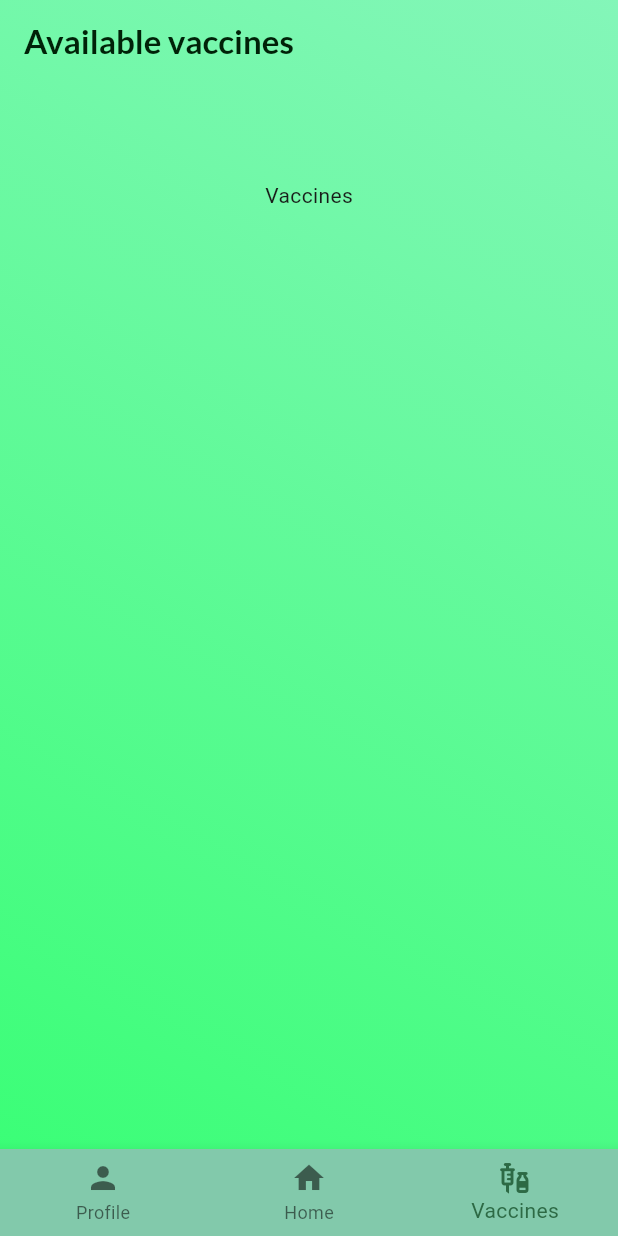
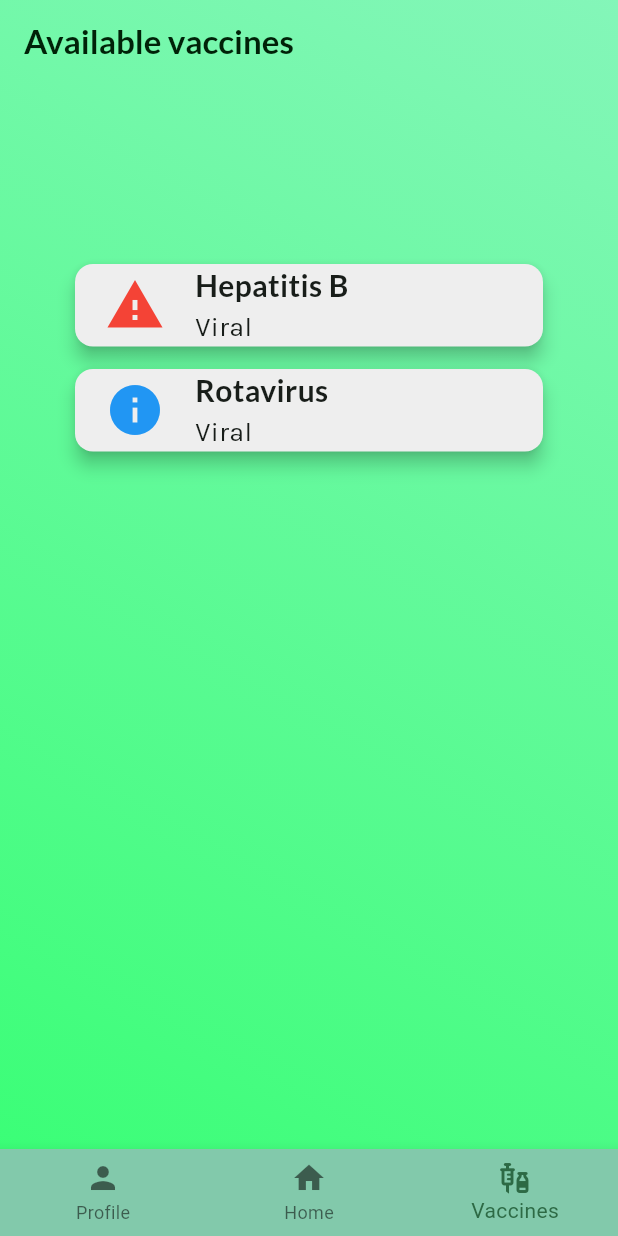
Before and after one commit to IgnacyBerent/Flutter-Vaccination_Managment_App, a Flutter app: the screen it shows after launch, item 3 of the bottom bar chosen, on a phone screen of 412 x 824 dp. Run offline on Flutter 3.47's test engine with Material 3 defaults, Android fonts, the phone set to English and light mode, and no system bars; our stand-ins replace google_fonts.

Commit message:
Adding vaccine model

```diff
--- /dev/null
+++ b/lib/models/vaccine.dart
@@ -0,0 +1,65 @@
+enum Status {
+  obligatory,
+  recommended,
+}
+
+enum IntervalType {
+  days,
+  weeks,
+  months,
+  years,
+}
+
+class Vaccine {
+  final String name;
+  final String type;
+  final Status status;
+  final int numberOfDoses;
+  final List<int> intervals;
+  final IntervalType intervalType;
+
+  Vaccine({
+    required this.name,
+    required this.type,
+    required this.status,
+    required this.numberOfDoses,
+    required this.intervals,
+    required this.intervalType,
+  });
+}
+
+Vaccine vaccineFromJson(Map<String, dynamic> json) {
+  return Vaccine(
+    name: json['name'],
+    type: json['type'],
+    status:
+        json['status'] == 'obligatory' ? Status.obligatory : Status.recommended,
+    numberOfDoses: json['numberOfDoses'],
+    intervals: List<int>.from(json['intervals']),
+    intervalType: json['intervalType'] == 'days'
+        ? IntervalType.days
+        : json['intervalType'] == 'weeks'
+            ? IntervalType.weeks
+            : json['intervalType'] == 'months'
+                ? IntervalType.months
+                : IntervalType.years,
+  );
+}
+
+Map<String, dynamic> vaccineToJson(Vaccine vaccine) {
+  return {
+    'name': vaccine.name,
+    'type': vaccine.type,
+    'status':
+        vaccine.status == Status.obligatory ? 'obligatory' : 'recommended',
+    'numberOfDoses': vaccine.numberOfDoses,
+    'intervals': vaccine.intervals,
+    'intervalType': vaccine.intervalType == IntervalType.days
+        ? 'days'
+        : vaccine.intervalType == IntervalType.weeks
+            ? 'weeks'
+            : vaccine.intervalType == IntervalType.months
+                ? 'months'
+                : 'years',
+  };
+}
--- /dev/null
+++ b/lib/views/home/vaccines/vaccine_item.dart
@@ -0,0 +1,91 @@
+import 'package:flutter/material.dart';
+import 'package:google_fonts/google_fonts.dart';
+import 'package:vaccination_managment_app/models/vaccine.dart';
+
+class VaccineItem extends StatelessWidget {
+  final Vaccine vaccine;
+
+  const VaccineItem(this.vaccine, {Key? key}) : super(key: key);
+
+  @override
+  Widget build(BuildContext context) {
+    return InkWell(
+      onTap: () async {
+        // show info about dosage and buttons to add to calendar
+        return showDialog(
+          context: context,
+          builder: (context) {
+            return AlertDialog(
+              title: Text(vaccine.name),
+              content: Column(
+                mainAxisSize: MainAxisSize.min,
+                children: [
+                  Text('Type: ${vaccine.type}'),
+                  Text('Status: ${vaccine.status.name}'),
+                  Text('Number of doses: ${vaccine.numberOfDoses}'),
+                  Text('Intervals: ${vaccine.intervals.join(', ')}'),
+                  Text('Interval type: ${vaccine.intervalType.name}'),
+                ],
+              ),
+              actions: [
+                TextButton(
+                  onPressed: () {
+                    // add to calendar
+                  },
+                  child: const Text('Add to calendar'),
+                ),
+                const Spacer(),
+                TextButton(
+                  onPressed: () {
+                    Navigator.of(context).pop();
+                  },
+                  child: const Text('Close'),
+                ),
+              ],
+            );
+          },
+        );
+      },
+      child: Card(
+        color: Colors.grey[200],
+        margin: const EdgeInsets.only(bottom: 15),
+        shadowColor: Colors.black,
+        elevation: 5,
+        child: Row(
+          children: [
+            SizedBox(
+              width: 80,
+              child: Icon(
+                size: 40,
+                vaccine.status == Status.obligatory
+                    ? Icons.warning
+                    : Icons.info,
+                color: vaccine.status == Status.obligatory
+                    ? Colors.red
+                    : Colors.blue,
+              ),
+            ),
+            Column(
+              crossAxisAlignment: CrossAxisAlignment.start,
+              children: [
+                Text(
+                  vaccine.name,
+                  style: GoogleFonts.lato(
+                    fontWeight: FontWeight.bold,
+                    fontSize: 20,
+                  ),
+                ),
+                Text(
+                  vaccine.type,
+                  style: GoogleFonts.karla(
+                    fontSize: 18,
+                  ),
+                ),
+              ],
+            ),
+          ],
+        ),
+      ),
+    );
+  }
+}
--- a/lib/views/home/vaccines/vaccines_screen.dart
+++ b/lib/views/home/vaccines/vaccines_screen.dart
@@ -1,10 +1,43 @@
 import 'package:flutter/material.dart';
+import 'package:vaccination_managment_app/models/vaccine.dart';
+import 'package:vaccination_managment_app/views/home/vaccines/vaccine_item.dart';
 
-class VaccinesScreen extends StatelessWidget {
+class VaccinesScreen extends StatefulWidget {
   const VaccinesScreen({Key? key}) : super(key: key);
 
   @override
+  State<VaccinesScreen> createState() => _VaccinesScreenState();
+}
+
+class _VaccinesScreenState extends State<VaccinesScreen> {
+  List<Vaccine> vaccines = [
+    Vaccine(
+      name: 'Hepatitis B',
+      type: 'Viral',
+      status: Status.obligatory,
+      numberOfDoses: 3,
+      intervals: [0, 1, 6],
+      intervalType: IntervalType.months,
+    ),
+    Vaccine(
+      name: 'Rotavirus',
+      type: 'Viral',
+      status: Status.recommended,
+      numberOfDoses: 2,
+      intervals: [2, 4],
+      intervalType: IntervalType.months,
+    ),
+  ];
+
+  @override
   Widget build(BuildContext context) {
-    return Text('Vaccines');
+    return ListView.builder(
+      itemCount: 2,
+      itemBuilder: (context, index) {
+        return VaccineItem(
+          vaccines[index],
+        );
+      },
+    );
   }
 }
```
